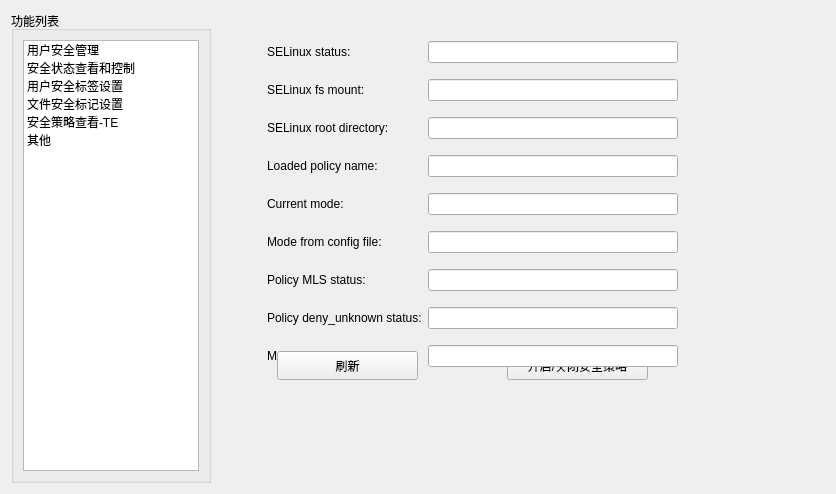
The window that SEC/tabsecritypage.ui (liuyufeng509/SecCenter) describes before a commit, drawn with Qt 5.
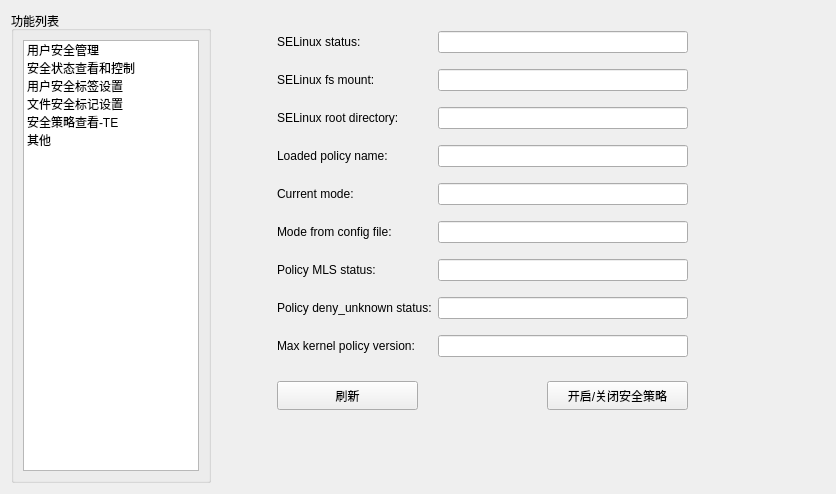
The same window after the commit. The open tabs and pages were chosen to show the change.

Patch:
```diff
--- a/SEC/tabsecritypage.ui
+++ b/SEC/tabsecritypage.ui
@@ -283,8 +283,8 @@
       <widget class="QPushButton" name="open_closeButton">
        <property name="geometry">
         <rect>
-         <x>290</x>
-         <y>340</y>
+         <x>330</x>
+         <y>370</y>
          <width>141</width>
          <height>29</height>
         </rect>
@@ -296,8 +296,8 @@
       <widget class="QWidget" name="layoutWidget">
        <property name="geometry">
         <rect>
-         <x>50</x>
-         <y>20</y>
+         <x>60</x>
+         <y>10</y>
          <width>411</width>
          <height>347</height>
         </rect>
@@ -462,7 +462,7 @@
        <property name="geometry">
         <rect>
          <x>60</x>
-         <y>340</y>
+         <y>370</y>
          <width>141</width>
          <height>29</height>
         </rect>
```
